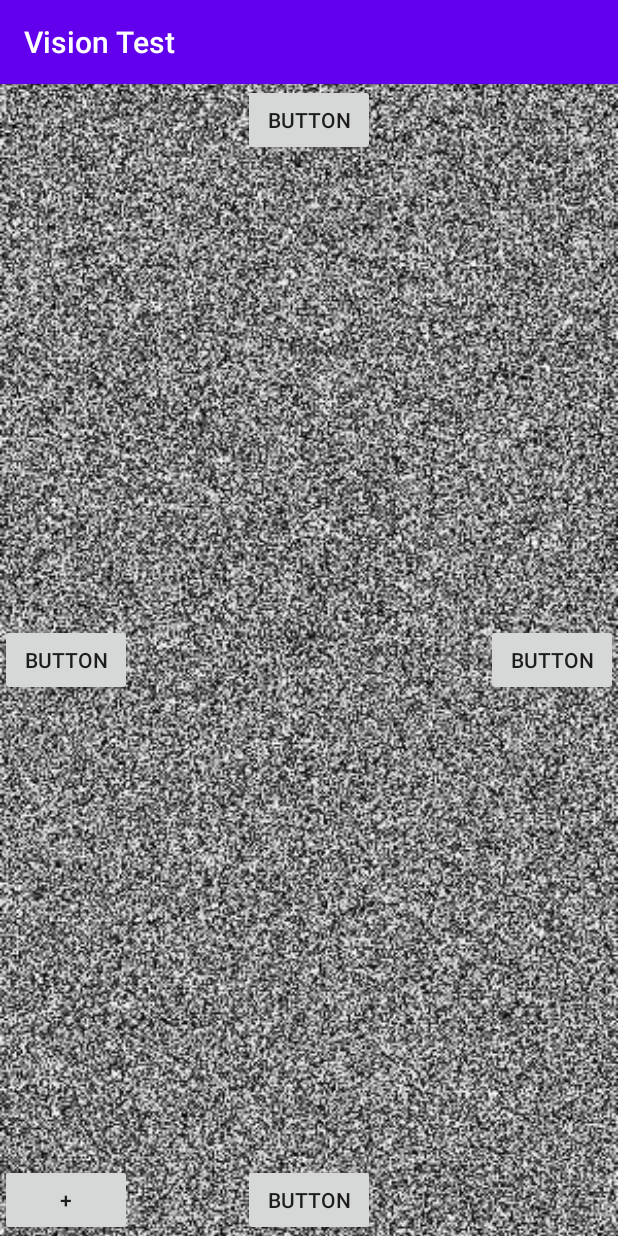
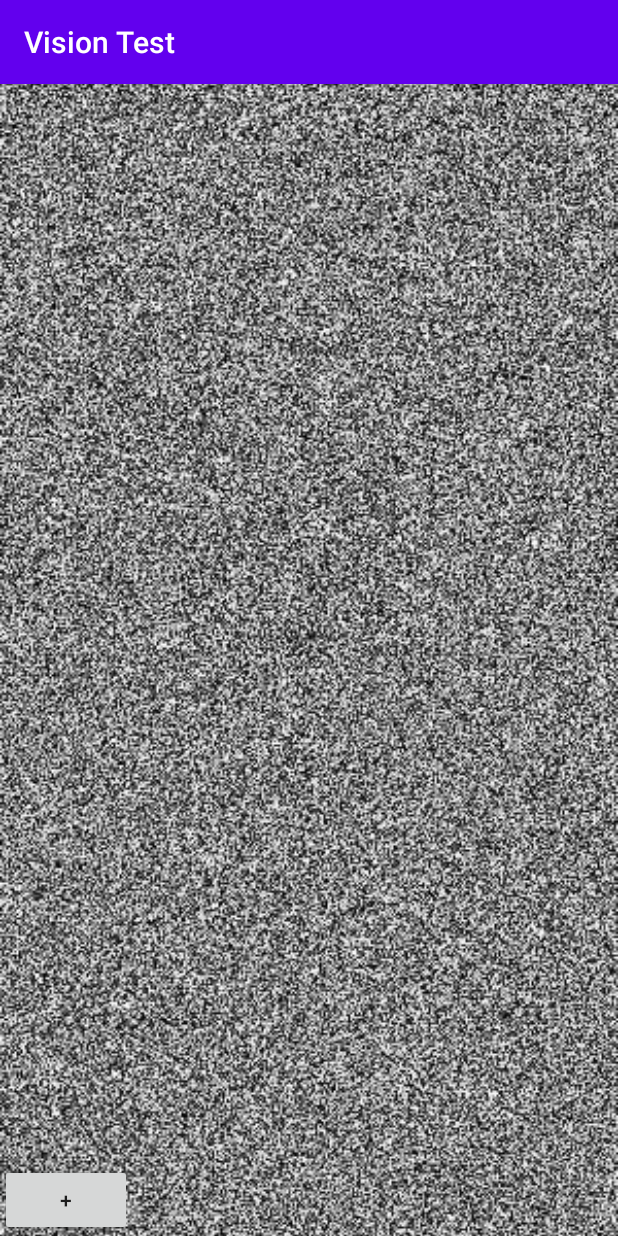
Before and after one commit to pbalint99/VisionTest, an Android app: the ContrastTestActivity screen opened directly, with no data from a screen before it, after a tap on "START", on a phone screen of 412 x 824 dp. Run offline under Robolectric (Android 15) with nearby library versions, the phone set to English and light mode, and no system bars; 1 statement that could not run was skipped.

Commit message:
All around a bit more polished, especially layouts

```diff
--- a/app/src/main/java/hu/bme/mogi/android/visiontest/Noise.kt
+++ b/app/src/main/java/hu/bme/mogi/android/visiontest/Noise.kt
@@ -1,25 +1,17 @@
 package hu.bme.mogi.android.visiontest
 
 import android.graphics.*
-import android.widget.FrameLayout
-import android.widget.Toast
-import androidx.core.graphics.alpha
-import androidx.core.graphics.blue
-import androidx.core.graphics.green
-import androidx.core.graphics.red
 import java.util.*
-import kotlin.math.abs
-import kotlin.math.pow
 
-
+//TODO: do this on a side thread?
 object Noise {
     const val colorWiggleRoom = 70f
     const val satWiggleRoom = 0.5f
-    const val circleColorDensity = 0.4f
+    const val circleColorDensity = 0.2f
     fun applyNoise(source: Bitmap, width: Int, height: Int, color: Float = -1f): Bitmap {
         // get source image size
         val pixels = IntArray(width * height)
-        var hsv: FloatArray = floatArrayOf(0f, 0f, 0f)
+        var hsv: FloatArray
         // get pixel array from source
         source.getPixels(pixels, 0, width, 0, 0, width, height)
         //if color is net set, set saturation to 0
@@ -27,7 +19,7 @@ object Noise {
         else 1f
         // create a random object
         val random = Random()
-        var index = 0
+        var index : Int
         // iteration through pixels
         for (y in 0 until height) {
             for (x in 0 until width) {
@@ -43,7 +35,7 @@ object Noise {
         return bmOut
     }
 
-    fun applyNoiseCircle(source: Bitmap, width: Int, color: Float, bgColor: Float = 0f): Bitmap {
+    fun applyNoiseCircle(source: Bitmap, width: Int, color: Float): Bitmap {
         // get source image size
         val pixels = IntArray(width * width)
         var hsv: FloatArray
@@ -52,7 +44,7 @@ object Noise {
         source.getPixels(pixels, 0, width, 0, 0, width, width)
         // create a random object
         val random = Random()
-        var index = 0
+        var index : Int
         // iteration through pixels
         for (y in 0 until width) {
             for (x in 0 until width) {
--- a/app/src/main/java/hu/bme/mogi/android/visiontest/ViewMover.kt
+++ b/app/src/main/java/hu/bme/mogi/android/visiontest/ViewMover.kt
@@ -16,8 +16,12 @@ object ViewMover {
         val height = bigView.height
         val horWiggleRoom = (0.1f*width).toInt()
         val vertWiggleRoom = (0.1f*height).toInt()
+        var prevDir = intArrayOf(4,4)
 
-        val dir = (0..3).random()
+        var dir = (0..3).random()
+        while(dir==prevDir[0] && dir==prevDir[1]) {
+            dir = (0..3).random()
+        }
         when(dir) {
             0 -> {
                 loc[0] = widthMiddle - horWiggleRoom/2 + random.nextInt(horWiggleRoom)
@@ -36,6 +40,7 @@ object ViewMover {
                 loc[1] = heightMiddle - vertWiggleRoom/2 + random.nextInt(vertWiggleRoom)
             } //Left
         }
+        prevDir[1] = prevDir[0]; prevDir[0] = dir
         params.setMargins(
             loc[0],
             loc[1],
--- a/app/src/main/java/hu/bme/mogi/android/visiontest/activities/ContrastTestActivity.kt
+++ b/app/src/main/java/hu/bme/mogi/android/visiontest/activities/ContrastTestActivity.kt
@@ -4,38 +4,53 @@ import android.graphics.Bitmap
 import android.graphics.BitmapFactory
 import android.graphics.Color
 import android.os.Bundle
+import android.widget.Toast
 import androidx.appcompat.app.AppCompatActivity
 import hu.bme.mogi.android.visiontest.Noise
 import hu.bme.mogi.android.visiontest.R
 import hu.bme.mogi.android.visiontest.ViewMover
+import kotlinx.android.synthetic.main.activity_color.*
 import kotlinx.android.synthetic.main.activity_contrasttest.*
+import kotlinx.android.synthetic.main.activity_contrasttest.downBtnC
+import kotlinx.android.synthetic.main.activity_contrasttest.leftBtnC
+import kotlinx.android.synthetic.main.activity_contrasttest.noiseView
+import kotlinx.android.synthetic.main.activity_contrasttest.plusButton
+import kotlinx.android.synthetic.main.activity_contrasttest.rightBtnC
+import kotlinx.android.synthetic.main.activity_contrasttest.upBtnC
 
 
 class ContrastTestActivity: AppCompatActivity() {
 //    var tryNumber: Int = 1
 //    var results: FloatArray = floatArrayOf(0f, 0f, 0f)
     private var firstpressed: Boolean = false
-    private var widthMiddle = 0; private var heightMiddle = 0
+    var prevDir = 5
+    var level = 0
+    var results = BooleanArray(6)
+    var alphas = FloatArray(6)
+    var freq = 5f
+
 
     override fun onCreate(savedInstanceState: Bundle?) {
         super.onCreate(savedInstanceState)
         setContentView(R.layout.activity_contrasttest)
 
         gaussView.alpha=0f
+        upBtnC.isEnabled = false
+        downBtnC.isEnabled = false
+        leftBtnC.isEnabled = false
+        rightBtnC.isEnabled = false
 
         plusButton.setOnClickListener{
             if(!firstpressed) {
                 plusButton.text="+"
-                ViewMover.move(gaussView,noiseView,true)
-                noiseView.setImageBitmap(
-                    Noise.applyNoise(
-                        BitmapFactory.decodeResource(
-                            applicationContext.resources,
-                            R.drawable.black_square
-                        ),300,600
-                    )
-                )
+                prevDir = ViewMover.move(gaussView, noiseView, true)
+                applyNoise()
                 firstpressed=true
+
+                upBtnC.isEnabled = true
+                downBtnC.isEnabled = true
+                leftBtnC.isEnabled = true
+                rightBtnC.isEnabled = true
             }
             gaussView.alpha+=0.01f
         }
@@ -54,12 +69,15 @@ class ContrastTestActivity: AppCompatActivity() {
             guess(3)
         }
 
-        setFrequency(5f)
+        setFrequency(freq)
 
     }
 
     private fun setFrequency(freq: Float){
-        val source = BitmapFactory.decodeResource(applicationContext.resources, R.drawable.black_square)
+        val source = BitmapFactory.decodeResource(
+            applicationContext.resources,
+            R.drawable.black_square
+        )
         val width = source.width
         val height = source.height
         val pixels = IntArray(width * height)
@@ -72,7 +90,11 @@ class ContrastTestActivity: AppCompatActivity() {
             for (x in 0 until width) {
                 // get current index in 2D-matrix
                 index = y * width + x
-                hsv= floatArrayOf(0f, 0f, Math.sin(Math.PI*2*x.toDouble()/(width/freq)).toFloat()/2+0.5f)
+                hsv= floatArrayOf(
+                    0f,
+                    0f,
+                    Math.sin(Math.PI * 2 * x.toDouble() / (width / freq)).toFloat() / 2 + 0.5f
+                )
                 val randColor: Int = Color.HSVToColor(hsv)
                 // "OR" the two variables
                 pixels[index] = pixels[index] or randColor
@@ -87,8 +109,47 @@ class ContrastTestActivity: AppCompatActivity() {
 
     //TODO: lépcsős fentről-lenntről megbecsülés
     private fun guess(dir: Int) {
-//        var min: Int = 100;
-//        Toast.makeText(applicationContext,"x: "+(gaussView.pivotX/noiseView.width).toString()+", y: "+(gaussView.pivotY/noiseView.height).toString(),Toast.LENGTH_SHORT).show();
+        val correct = dir == prevDir
+        results[level] = correct
+        alphas[level] = gaussView.alpha
+
+        if(level%2==1) {
+            freq += 3
+            setFrequency(freq)
+        }
+
+        if(level == 5) {
+            evaluate()
+            return
+        }
+
+        prevDir = ViewMover.move(gaussView, noiseView, false)
+
+        applyNoise()
+
+        gaussView.alpha=0f
+
+        level++
+    }
+
+    private fun evaluate() {
+        var correct = 0
+        for (element in results) {
+            if (element) correct++
+        }
+        Toast.makeText(applicationContext, String.format("%.2f", alphas.average())+" on avarage", Toast.LENGTH_SHORT).show()
+        finish()
+    }
+
+    private fun applyNoise() {
+        noiseView.setImageBitmap(
+            Noise.applyNoise(
+                BitmapFactory.decodeResource(
+                    applicationContext.resources,
+                    R.drawable.black_square
+                ), 300, 600
+            )
+        )
     }
 
 }
--- a/app/src/main/res/layout/activity_contrasttest.xml
+++ b/app/src/main/res/layout/activity_contrasttest.xml
@@ -5,17 +5,6 @@
     android:layout_width="match_parent"
     android:layout_height="match_parent"
     tools:context=".activities.ContrastTestActivity">
-
-
-    <Button
-        android:id="@+id/plusButton"
-        android:layout_width="wrap_content"
-        android:layout_height="wrap_content"
-        android:layout_alignParentStart="true"
-        android:layout_alignParentBottom="true"
-        android:text="Start"
-        app:layout_constraintBottom_toBottomOf="parent"
-        app:layout_constraintStart_toStartOf="parent" />
 
     <ImageView
         android:id="@+id/noiseView"
@@ -39,8 +28,8 @@
 
     <ImageView
         android:id="@+id/gaussView"
-        android:layout_width="200dp"
-        android:layout_height="200dp"
+        android:layout_width="150dp"
+        android:layout_height="150dp"
         android:visibility="visible"
         app:layout_constraintBottom_toBottomOf="@id/noiseView"
         app:layout_constraintEnd_toEndOf="@id/noiseView"
@@ -52,39 +41,79 @@
         tools:srcCompat="@drawable/black_square"
         tools:visibility="visible" />
     <Button
+        android:id="@+id/rightBtnC"
+        android:layout_width="0dp"
+        android:layout_height="0dp"
+        android:background="#00FFFFFF"
+        android:backgroundTint="#00FFFFFF"
+        app:layout_constraintBottom_toTopOf="@+id/downguideline"
+        app:layout_constraintEnd_toEndOf="parent"
+        app:layout_constraintStart_toStartOf="@+id/vguideline"
+        app:layout_constraintTop_toTopOf="@+id/upguideline" />
+
+    <Button
+        android:id="@+id/leftBtnC"
+        android:layout_width="0dp"
+        android:layout_height="0dp"
+        android:background="#00FFFFFF"
+        android:backgroundTint="#00FFFFFF"
+        app:layout_constraintBottom_toTopOf="@+id/downguideline"
+        app:layout_constraintEnd_toStartOf="@+id/vguideline"
+        app:layout_constraintStart_toStartOf="parent"
+        app:layout_constraintTop_toTopOf="@+id/upguideline" />
+
+    <Button
         android:id="@+id/upBtnC"
-        android:layout_width="wrap_content"
-        android:layout_height="wrap_content"
-        android:text="Button"
+        android:layout_width="match_parent"
+        android:layout_height="0dp"
+        android:background="#00FFFFFF"
+        android:backgroundTint="#00FFFFFF"
+        app:layout_constraintBottom_toTopOf="@+id/upguideline"
         app:layout_constraintEnd_toEndOf="parent"
         app:layout_constraintStart_toStartOf="parent"
         app:layout_constraintTop_toTopOf="parent" />
 
     <Button
-        android:id="@+id/leftBtnC"
+        android:id="@+id/downBtnC"
+        android:layout_width="match_parent"
+        android:layout_height="0dp"
+        android:background="#00FFFFFF"
+        android:backgroundTint="#00FFFFFF"
+        app:layout_constraintBottom_toBottomOf="parent"
+        app:layout_constraintEnd_toEndOf="parent"
+        app:layout_constraintStart_toStartOf="parent"
+        app:layout_constraintTop_toTopOf="@+id/downguideline" />
+
+    <Button
+        android:id="@+id/plusButton"
         android:layout_width="wrap_content"
         android:layout_height="wrap_content"
-        android:text="Button"
+        android:layout_alignParentStart="true"
+        android:layout_alignParentBottom="true"
+        android:text="@string/start"
         app:layout_constraintBottom_toBottomOf="parent"
-        app:layout_constraintStart_toStartOf="parent"
-        app:layout_constraintTop_toTopOf="parent" />
+        app:layout_constraintStart_toStartOf="parent" />
 
-    <Button
-        android:id="@+id/downBtnC"
+    <androidx.constraintlayout.widget.Guideline
+        android:id="@+id/vguideline"
         android:layout_width="wrap_content"
         android:layout_height="wrap_content"
-        android:text="Button"
-        app:layout_constraintBottom_toBottomOf="parent"
-        app:layout_constraintEnd_toEndOf="parent"
-        app:layout_constraintStart_toStartOf="parent" />
+        android:orientation="vertical"
+        app:layout_constraintGuide_percent="0.5" />
 
-    <Button
-        android:id="@+id/rightBtnC"
+    <androidx.constraintlayout.widget.Guideline
+        android:id="@+id/upguideline"
         android:layout_width="wrap_content"
         android:layout_height="wrap_content"
-        android:text="Button"
-        app:layout_constraintBottom_toBottomOf="parent"
-        app:layout_constraintEnd_toEndOf="parent"
-        app:layout_constraintTop_toTopOf="parent" />
+        android:orientation="horizontal"
+        app:layout_constraintGuide_percent="0.21" />
+
+    <androidx.constraintlayout.widget.Guideline
+        android:id="@+id/downguideline"
+        android:layout_width="wrap_content"
+        android:layout_height="wrap_content"
+        android:orientation="horizontal"
+        app:layout_constraintGuide_percent="0.79" />
+
 
 </androidx.constraintlayout.widget.ConstraintLayout>
```
Also changed, not shown: app/src/main/java/hu/bme/mogi/android/visiontest/activities/ColorActivity.kt (+23 -14 lines), app/src/main/res/layout/activity_color.xml (+41 -41 lines), app/src/main/res/layout/activity_main.xml (+13 -10 lines), app/src/main/res/layout/activity_vatest.xml (+49 -19 lines).
